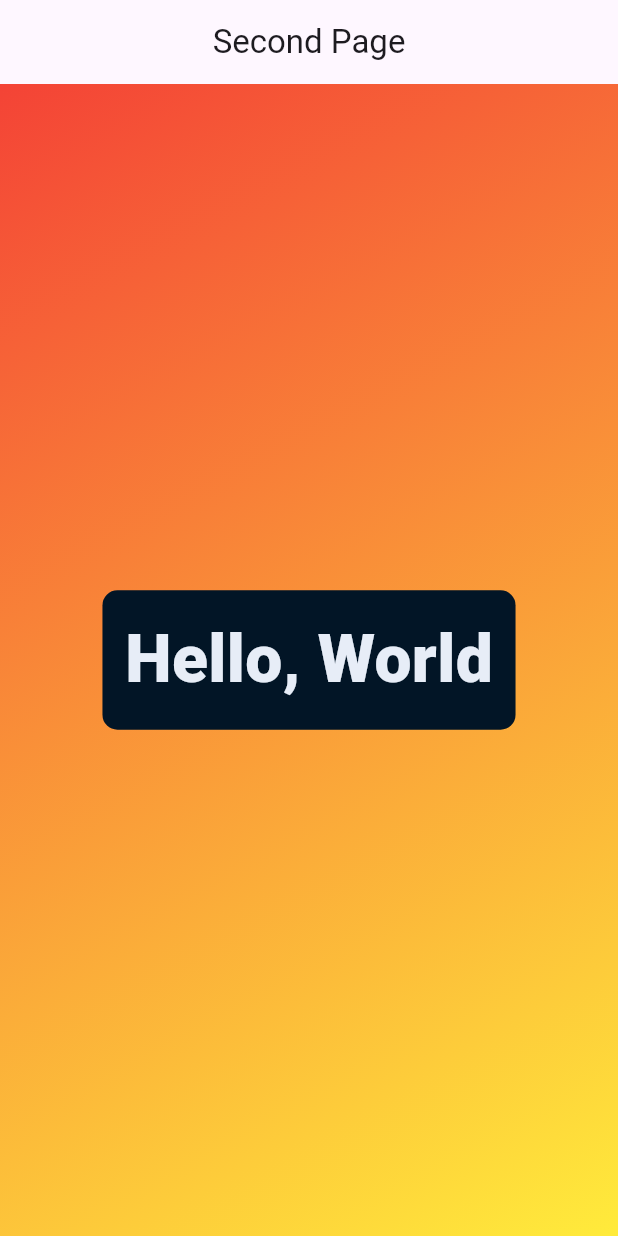
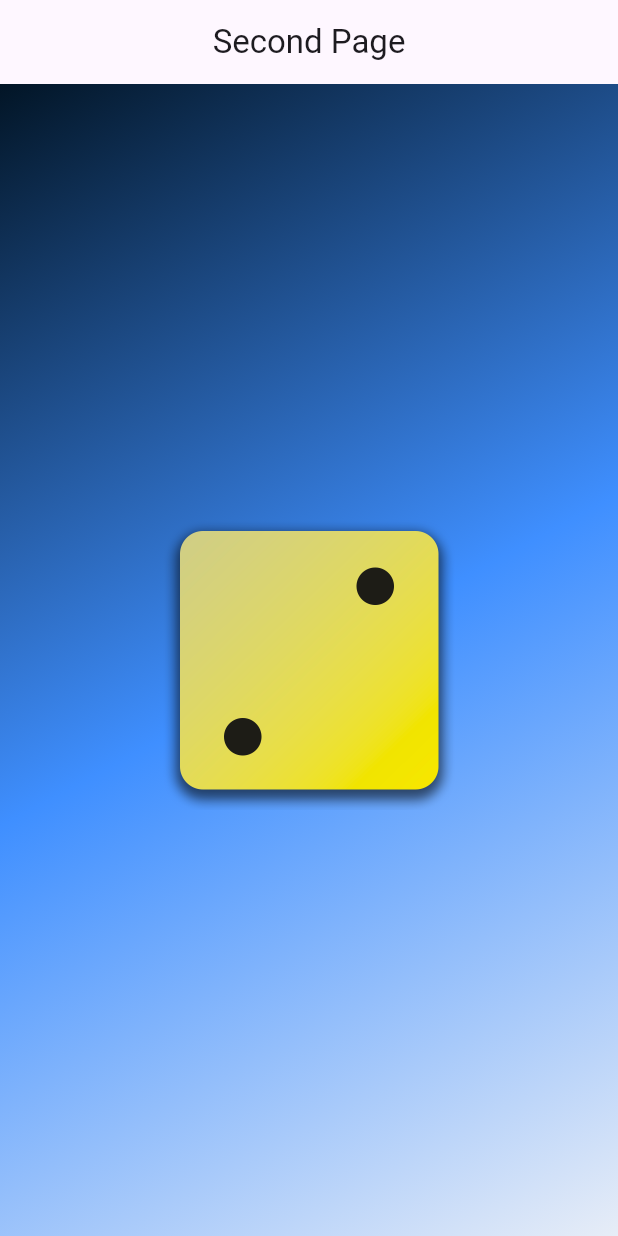
Before and after one commit to ariefdrm/learn_flutter, a Flutter app: the screen it shows after launch, on a phone screen of 412 x 824 dp. Run offline on Flutter 3.47's test engine with Material 3 defaults, Android fonts, the phone set to English and light mode, and no system bars.

Commit message:
feat: add static images, and learn how to use static image in flutter

```diff
--- a/lib/page2.dart
+++ b/lib/page2.dart
@@ -1,11 +1,11 @@
 import 'package:flutter/material.dart';
-import 'package:my_app_testing/style_text.dart';
 
 const startAlignment = Alignment.topLeft;
 const endAlignment = Alignment.bottomRight;
 
 class Secondpage extends StatelessWidget {
-  const Secondpage({super.key});
+  final List<Color> gradientColors;
+  const Secondpage({super.key, required this.gradientColors});
 
   @override
   Widget build(BuildContext context) {
@@ -17,10 +17,12 @@ class Secondpage extends StatelessWidget {
           gradient: LinearGradient(
             begin: startAlignment,
             end: endAlignment,
-            colors: [Colors.red, Colors.yellow],
+            colors: gradientColors,
           ),
         ),
-        child: Center(child: StyleText(contentText: 'Hello, World')),
+        child: Center(
+          child: Image.asset('assets/images/dice-2.png', width: 200),
+        ),
       ),
     );
   }
--- a/lib/style_text.dart
+++ b/lib/style_text.dart
@@ -3,7 +3,7 @@ import 'package:my_app_testing/custom_colors.dart' show CustomColors;
 
 class StyleText extends StatelessWidget {
   final String contentText;
-  const StyleText({super.key, required this.contentText});
+  const StyleText(this.contentText , {super.key});
 
   @override
   Widget build(BuildContext context) {
```
Also changed, not shown: lib/main.dart (+13 -2 lines), pubspec.yaml (+9 -3 lines), assets/images/dice-1.png (added), assets/images/dice-2.png (added), assets/images/dice-3.png (added), assets/images/dice-4.png (added), assets/images/dice-5.png (added), assets/images/dice-6.png (added).
